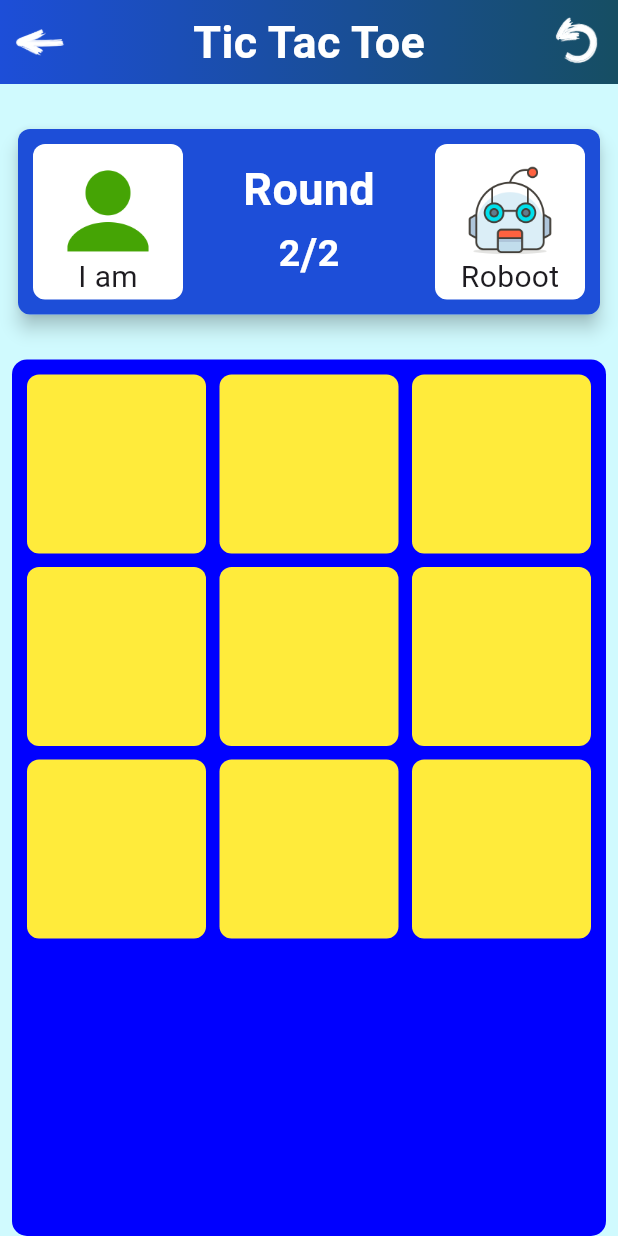
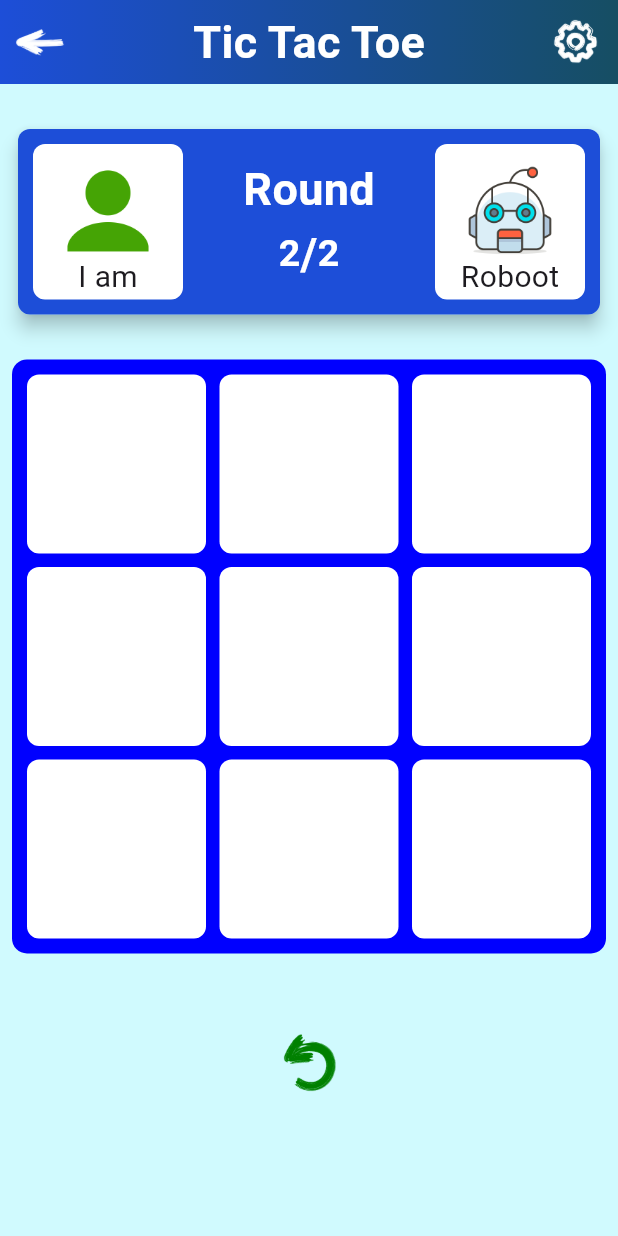
Before and after one commit to muxtorovinomjon0227/TicTacToeGame, a Flutter app: the screen it shows after launch, after a tap on "Play", on a phone screen of 412 x 824 dp. Run offline on Flutter 3.47's test engine with Material 3 defaults, Android fonts, the phone set to English and light mode, and no system bars; drawn by our look-alikes of upgrader; our stand-ins replace audioplayers, google_fonts, hive_flutter, lottie; accounts and stored records are empty; Roboto replaces fonts that are missing (Sacramento).

Commit message:
game add to github

```diff
--- a/lib/main.dart
+++ b/lib/main.dart
@@ -32,7 +32,7 @@ class _MyAppState extends State<MyApp>{
         theme: ThemeData(
           textTheme: GoogleFonts.latoTextTheme(),
         ),
-        title: 'Game App',
+        title: 'TicTacToe',
         navigatorKey: MyApp.navigationService.navigatorKey,
         home: UpgradeAlert(
           upgrader: Upgrader(
--- a/lib/src/utils/app_utils.dart
+++ b/lib/src/utils/app_utils.dart
@@ -8,6 +8,10 @@ import '../widgets/small_text.dart';
 import 'package:audioplayers/audioplayers.dart';
 
 class AppUtils {
+
+
+  static const String policyUrl = "https://www.termsfeed.com/live/dc3be405-be9b-4c1a-90c0-0678fdcc4829";
+
 
   static Future playAudio() async {
     final player = AudioPlayer();
--- a/lib/views/home_view/home_page.dart
+++ b/lib/views/home_view/home_page.dart
@@ -1,5 +1,6 @@
 import 'dart:math';
 import 'package:flutter/material.dart';
+import 'package:tictacgame/src/extension/context_extensions.dart';
 import 'package:tictacgame/src/widgets/big_text_widget.dart';
 import 'package:tictacgame/views/home_view/result_card.dart';
 import '../../custom_dailog.dart';
@@ -210,9 +211,9 @@ class _HomePageState extends State<HomePage> {
           centerTitle: true,
           actions: [
             IconButton(
-                onPressed: resetGame,
+                onPressed: (){},
                 icon: Image.asset(
-                  "assets/restart.png",
+                  "assets/settings.png",
                   color: ColorConst.whiteColor,
                 ))
           ],
@@ -226,25 +227,24 @@ class _HomePageState extends State<HomePage> {
                   begin: FractionalOffset(0.0, 0.0),
                   end: FractionalOffset(1.0, 0.0),
                   stops: [0.0, 1.0],
-                  tileMode: TileMode.clamp),
+                  tileMode: TileMode.mirror),
             ),
           ),
         ),
         body: Column(
-          mainAxisAlignment: MainAxisAlignment.start,
-          crossAxisAlignment: CrossAxisAlignment.stretch,
           children: <Widget>[
            const SizedBox(height: 30),
             const ResultCard(),
             const SizedBox(height: 30),
-            Flexible(
-              child: Container(
+            Container(
               margin: const EdgeInsets.symmetric(horizontal: 8),
               decoration: BoxDecoration(
                 color: ColorConst.blueColor,
                 borderRadius: BorderRadius.circular(10),
               ),
               child: GridView.builder(
+                scrollDirection: Axis.vertical,
+                shrinkWrap: true,
                 padding: const EdgeInsets.all(10.0),
                 gridDelegate: const SliverGridDelegateWithFixedCrossAxisCount(
                   crossAxisCount: 3,
@@ -261,13 +261,13 @@ class _HomePageState extends State<HomePage> {
                         ? () => playGame(buttonsList[i])
                         : () {},
                     text: buttonsList[i].text,
-                      color: Colors.yellow,
+                    color: ColorConst.whiteColor,
                   ),
                 ),
               ),
             ),
-            ),
-
+            SizedBox(height: context.h*0.05),
+           IconButton(onPressed: resetGame, icon: Image.asset("assets/restart.png",color: ColorConst.callConnectColor,width: 50),)
           ],
         ));
   }
```
Also changed, not shown: lib/src/widgets/settings/settings.dart (added, +10 -0 lines), lib/views/main_view/main_page.dart (+13 -2 lines), pubspec.yaml (+1 -71 lines), assets/image.png (added), assets/image_2.png (added), assets/image_3.png (added), assets/image_4.png (added), pubspec.lock, 1 other file. Lines whose indentation alone changed are shown as unchanged.
